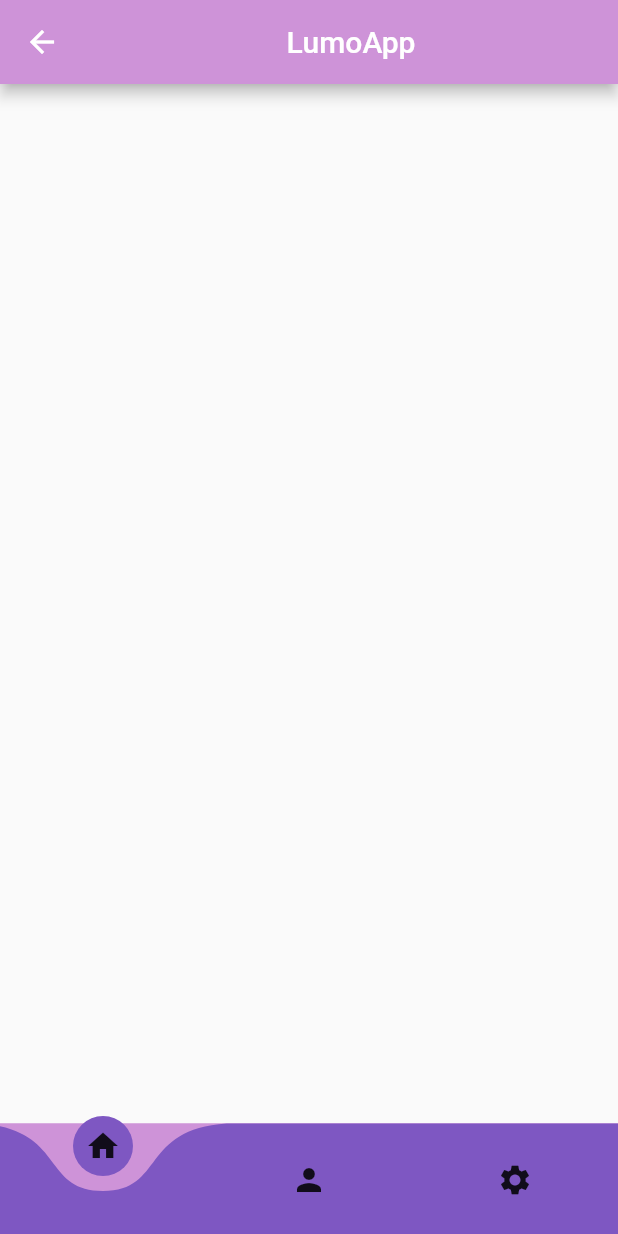
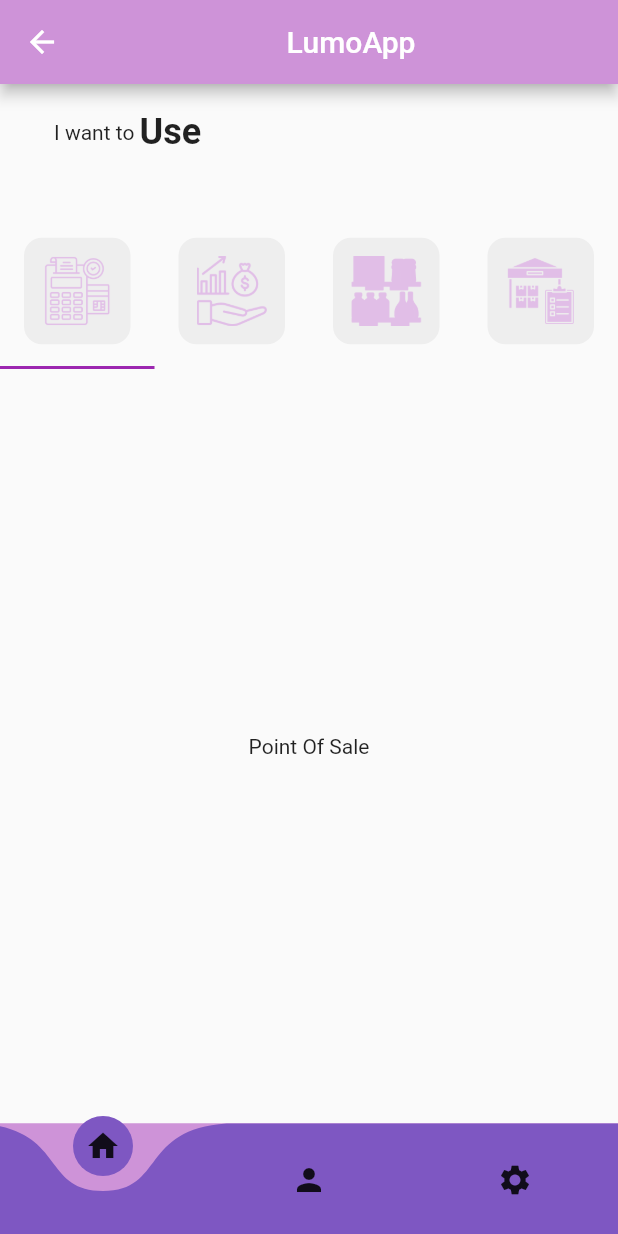
Before and after one commit to kienjaria/Lumo_App, a Flutter app: the LoginPage screen opened directly, after a tap on "Sign In", on a phone screen of 412 x 824 dp. Run offline on Flutter 3.47's test engine with Material 2 defaults, Android fonts, the light colour scheme and no system bars; drawn by our look-alikes of curved_navigation_bar; our stand-ins replace cached_network_image, smooth_page_indicator.

Commit message:
Home Tab Draft Working

```diff
--- a/lib/accountsettings.dart
+++ b/lib/accountsettings.dart
@@ -10,6 +10,10 @@ class AccountSettings extends StatefulWidget {
 class _AccountSettingsState extends State<AccountSettings> {
   @override
   Widget build(BuildContext context) {
-    return Scaffold();
+    return Scaffold(
+      body: Center(
+        child: Text('Account Details'),
+      ),
+    );
   }
 }
--- a/lib/dispay1.dart
+++ b/lib/dispay1.dart
@@ -1,4 +1,9 @@
 import 'package:flutter/material.dart';
+import 'mytab.dart';
+import 'pointofsale.dart';
+import 'financialrecords.dart';
+import 'allproducts.dart';
+import 'inventory.dart';
 
 class HomeIcons extends StatefulWidget {
   const HomeIcons({super.key});
@@ -8,8 +13,78 @@ class HomeIcons extends StatefulWidget {
 }
 
 class _HomeIconsState extends State<HomeIcons> {
+  //mytabs
+  List<Widget> myTabs = [
+    //Point of Sale Tab
+    MyTab(
+      iconPath: 'lib/icons/point-of-sale.png',
+    ),
+
+    //Financial Records Tab
+    MyTab(
+      iconPath: 'lib/icons/investment.png',
+    ),
+    //All Products Tab
+    MyTab(
+      iconPath: 'lib/icons/shelves.png',
+    ),
+    //Inventory Tab
+
+    MyTab(
+      iconPath: 'lib/icons/inventory.png',
+    ),
+  ];
+
   @override
   Widget build(BuildContext context) {
-    return Scaffold();
+    return DefaultTabController(
+      length: myTabs.length,
+      child: Scaffold(
+        body: Column(
+          children: [
+            Padding(
+              padding:
+                  const EdgeInsets.symmetric(horizontal: 36.0, vertical: 18),
+              child: Row(
+                children: const [
+                  Text('I want to '),
+                  Text(
+                    'Use',
+                    style: TextStyle(fontSize: 24, fontWeight: FontWeight.bold),
+                  )
+                ],
+              ),
+            ),
+            const SizedBox(
+              height: 24,
+            ),
+
+            //tabs
+
+            TabBar(tabs: myTabs),
+
+            //TabBar View
+            Expanded(
+              child: TabBarView(
+                children: [
+                  //Point Of Sale Page
+                  PointofSaleTab(),
+
+                  //Financial Records Page
+                  FinancialRecordsTab(),
+
+                  //All Products
+                  AllProductsTab(),
+
+                  //Inventory Page
+
+                  InventoryTab(),
+                ],
+              ),
+            )
+          ],
+        ),
+      ),
+    );
   }
 }
--- a/lib/main.dart
+++ b/lib/main.dart
@@ -11,9 +11,10 @@ class MyApp extends StatelessWidget {
 
   @override
   Widget build(BuildContext context) {
-    return const MaterialApp(
+    return MaterialApp(
       debugShowCheckedModeBanner: false,
       home: OnBoarding(),
+      theme: ThemeData(primarySwatch: Colors.purple),
     );
   }
 }
--- /dev/null
+++ b/lib/pointofsale.dart
@@ -0,0 +1,14 @@
+import 'package:flutter/material.dart';
+
+class PointofSaleTab extends StatelessWidget {
+  const PointofSaleTab({super.key});
+
+  @override
+  Widget build(BuildContext context) {
+    return Container(
+      child: Center(
+        child: Text('Point Of Sale'),
+      ),
+    );
+  }
+}
--- a/pubspec.yaml
+++ b/pubspec.yaml
@@ -62,7 +62,8 @@ flutter:
 
   # To add assets to your application, add an assets section, like this:
   assets:
-    - images/
+    - lib/icons/
+    #- assets/images/
   #   - images/a_dot_burr.jpeg
   #   - images/a_dot_ham.jpeg
 
```
Also changed, not shown: lib/allproducts.dart (added, +14 -0 lines), lib/financialrecords.dart (added, +14 -0 lines), lib/inventory.dart (added, +14 -0 lines), lib/icons/inventory.png (renamed from assets/images/inventory.png), lib/icons/investment.png (renamed from assets/images/investment.png), lib/icons/point-of-sale.png (renamed from assets/images/point-of-sale.png), lib/icons/shelves.png (renamed from assets/images/shelves.png).
